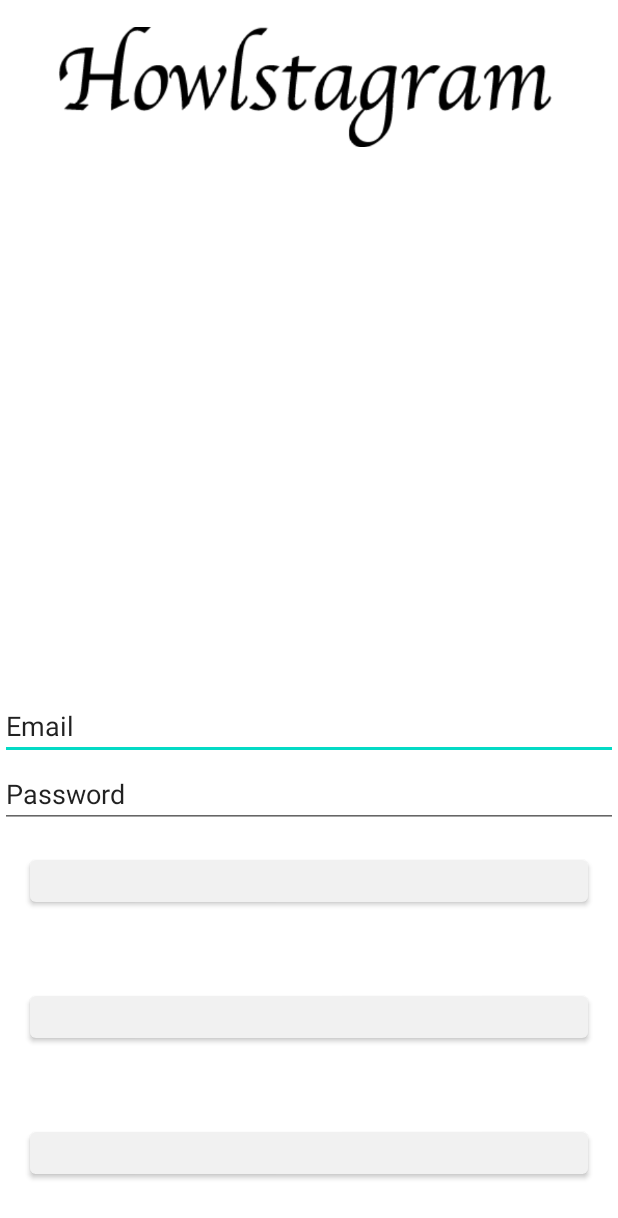
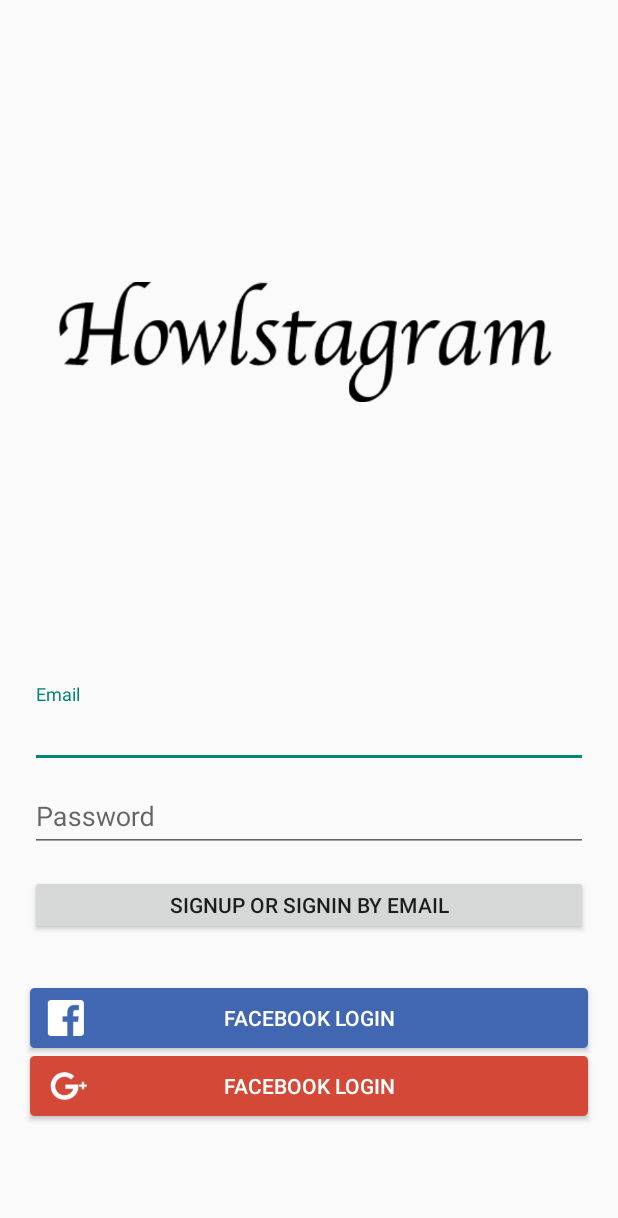
Before and after one commit to nohjunh/Handwriting-Docs-Android, an Android app: the layout activity_login.xml on its own in the app's theme, with its tools: preview values and no code run, on a phone screen of 412 x 824 dp. Shown: the top 1218 px of the screen. Run offline under Robolectric (Android 15) with nearby library versions, the light colour scheme and no system bars.

Commit message:
login interface

```diff
--- a/app/build.gradle
+++ b/app/build.gradle
@@ -39,6 +39,7 @@ dependencies {
     implementation 'androidx.appcompat:appcompat:1.2.0'
     implementation 'com.google.android.material:material:1.2.1'
     implementation 'androidx.constraintlayout:constraintlayout:2.0.4'
+    implementation 'com.android.support:design:28.0.0'
     testImplementation 'junit:junit:4.+'
     androidTestImplementation 'androidx.test.ext:junit:1.1.2'
     androidTestImplementation 'androidx.test.espresso:espresso-core:3.3.0'
--- a/app/src/main/AndroidManifest.xml
+++ b/app/src/main/AndroidManifest.xml
@@ -9,14 +9,15 @@
         android:roundIcon="@mipmap/ic_launcher_round"
         android:supportsRtl="true"
         android:theme="@style/AppTheme">
-        <activity android:name=".LoginActivity"></activity>
-        <activity android:name=".MainActivity">
+        <activity android:name=".LoginActivity">
             <intent-filter>
                 <action android:name="android.intent.action.MAIN" />
 
                 <category android:name="android.intent.category.LAUNCHER" />
             </intent-filter>
         </activity>
+        <activity android:name=".MainActivity">
+        </activity>
     </application>
 
 </manifest>
--- a/app/src/main/res/layout/activity_login.xml
+++ b/app/src/main/res/layout/activity_login.xml
@@ -1,44 +1,76 @@
 <?xml version="1.0" encoding="utf-8"?>
-<RelativeLayout
-        xmlns:android="http://schemas.android.com/apk/res/android"
+<RelativeLayout xmlns:android="http://schemas.android.com/apk/res/android"
     xmlns:app="http://schemas.android.com/apk/res-auto"
     xmlns:tools="http://schemas.android.com/tools"
     android:layout_width="match_parent"
     android:layout_height="match_parent"
     tools:context=".LoginActivity">
 
-    <ImageView android:layout_width="match_parent" android:layout_height="wrap_content" android:src="@drawable/logo_title"/>
+    <ImageView
+        android:layout_width="match_parent"
+        android:layout_height="wrap_content"
+        android:layout_above="@+id/signin_layout"
+        android:layout_alignParentTop="true"
+        android:src="@drawable/logo_title" />
+
     <LinearLayout
+        android:id="@+id/signin_layout"
         android:layout_width="match_parent"
         android:layout_height="wrap_content"
         android:layout_alignParentBottom="true"
         android:orientation="vertical">
+
+        <com.google.android.material.textfield.TextInputLayout
+            android:layout_width="match_parent"
+            android:layout_height="wrap_content"
+            android:layout_marginLeft="20dp"
+            android:layout_marginRight="20dp">
+
             <EditText
                 android:layout_width="match_parent"
                 android:layout_height="wrap_content"
-            android:text="@string/email"/>
+                android:hint="@string/email" />
+        </com.google.android.material.textfield.TextInputLayout>
+
+        <com.google.android.material.textfield.TextInputLayout
+            android:layout_width="match_parent"
+            android:layout_height="wrap_content"
+            android:layout_marginLeft="20dp"
+            android:layout_marginRight="20dp">
+
             <EditText
                 android:layout_width="match_parent"
                 android:layout_height="wrap_content"
-            android:text="@string/password"/>
+                android:hint="@string/password" />
+        </com.google.android.material.textfield.TextInputLayout>
 
-        <Button android:layout_width="match_parent"
+        <androidx.appcompat.widget.AppCompatButton
+            android:layout_width="match_parent"
             android:layout_height="40dp"
+            android:layout_marginLeft="20dp"
             android:layout_marginTop="15dp"
+            android:layout_marginRight="20dp"
+            android:layout_marginBottom="35dp"
+            android:text="@string/signin_email" />
+
+        <androidx.appcompat.widget.AppCompatButton
+            android:layout_width="match_parent"
+            android:layout_height="40dp"
             android:layout_marginLeft="20dp"
             android:layout_marginRight="20dp"
-                android:layout_marginBottom="35dp"/>
-        <Button android:layout_width="match_parent"
+            android:layout_marginBottom="5dp"
+            android:background="@drawable/btn_signin_facebook"
+            android:text="@string/signin_facebook"
+            android:textColor="@color/colorWhite" />
+
+        <androidx.appcompat.widget.AppCompatButton
+            android:layout_width="match_parent"
             android:layout_height="40dp"
-            android:layout_marginTop="15dp"
             android:layout_marginLeft="20dp"
             android:layout_marginRight="20dp"
-            android:layout_marginBottom="35dp"/>
-        <Button android:layout_width="match_parent"
-            android:layout_height="40dp"
-            android:layout_marginTop="15dp"
-            android:layout_marginLeft="20dp"
-            android:layout_marginRight="20dp"
-            android:layout_marginBottom="35dp"/>
+            android:layout_marginBottom="80dp"
+            android:background="@drawable/btn_signin_google"
+            android:text="@string/signin_facebook"
+            android:textColor="@color/colorWhite" />
     </LinearLayout>
 </RelativeLayout>
--- a/app/src/main/res/values/themes.xml
+++ b/app/src/main/res/values/themes.xml
@@ -1,16 +1,16 @@
 <resources xmlns:tools="http://schemas.android.com/tools">
-    <!--  Base application theme.  -->
-    <style name="AppTheme" parent="Theme.MaterialComponents.DayNight.NoActionBar">
-        <!--  Primary brand color.  -->
+    <!-- Base application theme. -->
+    <style name="AppTheme" parent="Theme.AppCompat.DayNight.NoActionBar">
+        <!-- Primary brand color. -->
         <item name="colorPrimary">@color/colorLightGray</item>
         <item name="colorPrimaryVariant">@color/purple_700</item>
         <item name="colorOnPrimary">@color/white</item>
-        <!--  Secondary brand color.  -->
+        <!-- Secondary brand color. -->
         <item name="colorSecondary">@color/teal_200</item>
         <item name="colorSecondaryVariant">@color/teal_700</item>
         <item name="colorOnSecondary">@color/black</item>
-        <!--  Status bar color.  -->
+        <!-- Status bar color. -->
         <item name="android:statusBarColor" tools:targetApi="l">?attr/colorPrimaryVariant</item>
-        <!--  Customize your theme here.  -->
+        <!-- Customize your theme here. -->
     </style>
 </resources>
```
Lines whose indentation alone changed are shown as unchanged.
